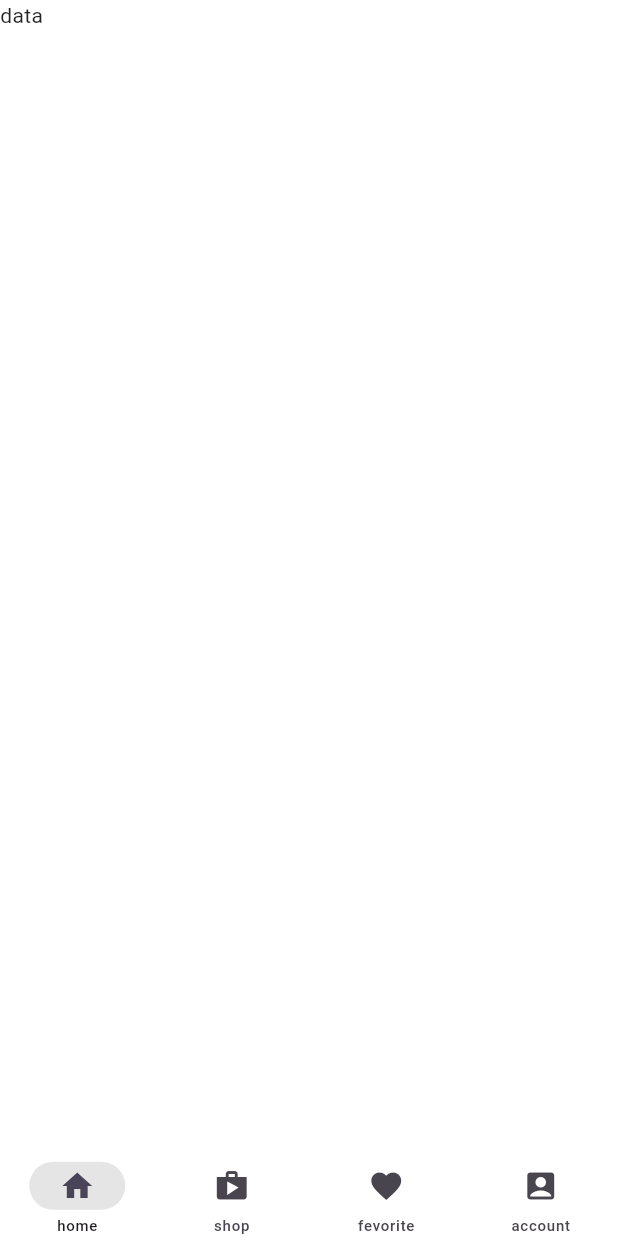
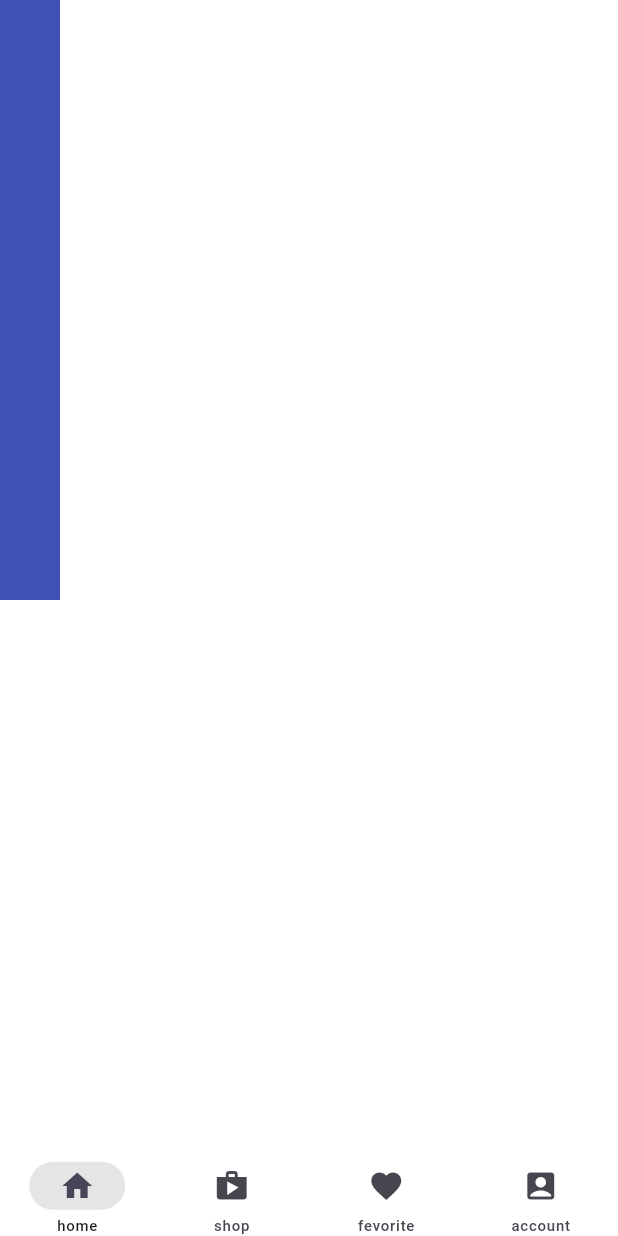
Before and after one commit to hrikhan/shop_bd, a Flutter app: the screen it shows after launch, after a tap on "skip", after a tap on the "arrow circle right" icon, after a tap on "Login", on a phone screen of 412 x 824 dp. Run offline on Flutter 3.47's test engine with Material 3 defaults, Android fonts, the phone set to English and light mode, and no system bars; our stand-ins replace get, smooth_page_indicator.

Commit message:
adding home screen

```diff
--- a/lib/features/shop/screens/home_screen.dart
+++ b/lib/features/shop/screens/home_screen.dart
@@ -1,4 +1,5 @@
 import 'package:flutter/material.dart';
+import 'package:shop_bd/utils/constant/colors.dart';
 
 class HomeScreen extends StatelessWidget {
   const HomeScreen({super.key});
@@ -6,7 +7,28 @@ class HomeScreen extends StatelessWidget {
   @override
   Widget build(BuildContext context) {
     return Scaffold(
-body: Text("data"),
+      body: SingleChildScrollView(
+        child: Column(
+          children: [
+            Container(
+              color: ShopColors.primaryColor,
+              padding: EdgeInsets.all(0),
+              child: Stack(
+                children: [
+                  Container(
+                    width: 40,
+                    height: 400,
+                    padding: EdgeInsets.all(0),
+                   decoration: BoxDecoration(
+
+                   ),
+                  )
+                ],
+              ),
+            )
+          ],
+        ),
+      ),
     );
   }
 }
--- a/lib/utils/constant/colors.dart
+++ b/lib/utils/constant/colors.dart
@@ -1,9 +1,8 @@
 import 'package:flutter/material.dart';
 
 class ShopColors {
-
   ShopColors._();
-
+  static const Color primaryColor = Colors.indigo;
   // Light Theme Colors
   static const Color lightPrimaryColor = Color(0xFF4B868F);
   static const Color lightSecondaryColor = Color(0xFFA3D5D3);
```
Also changed, not shown: assets/image/12.jpg (deleted), assets/image/images.jpeg (deleted), assets/image/on1.jpg (deleted).
